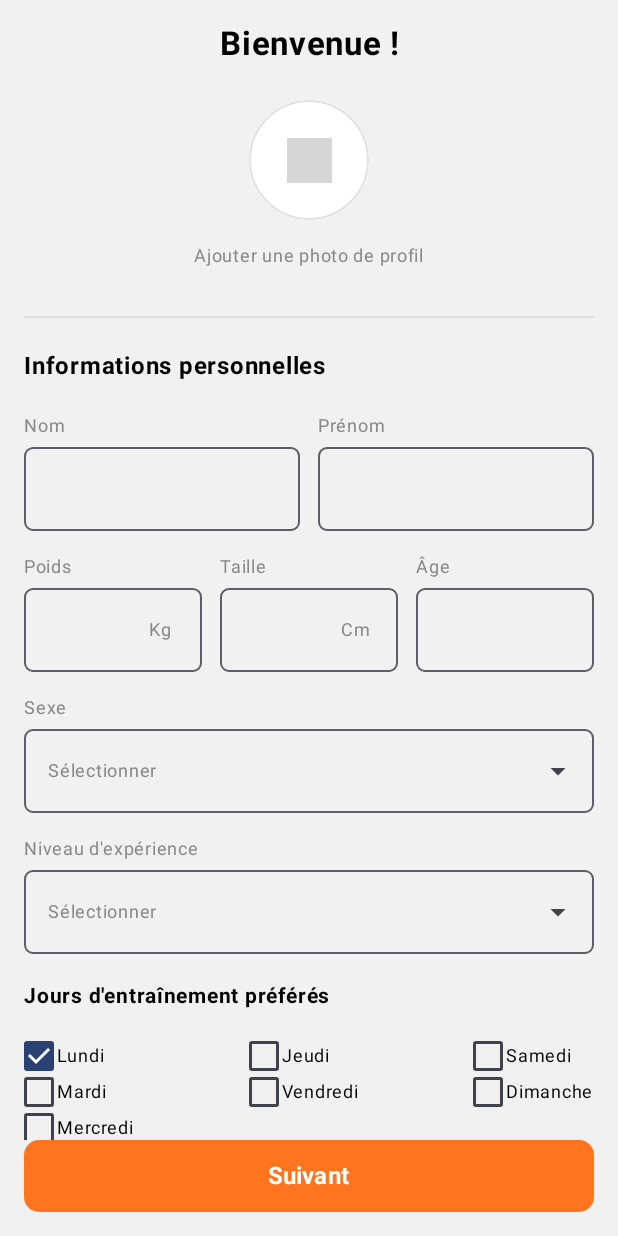
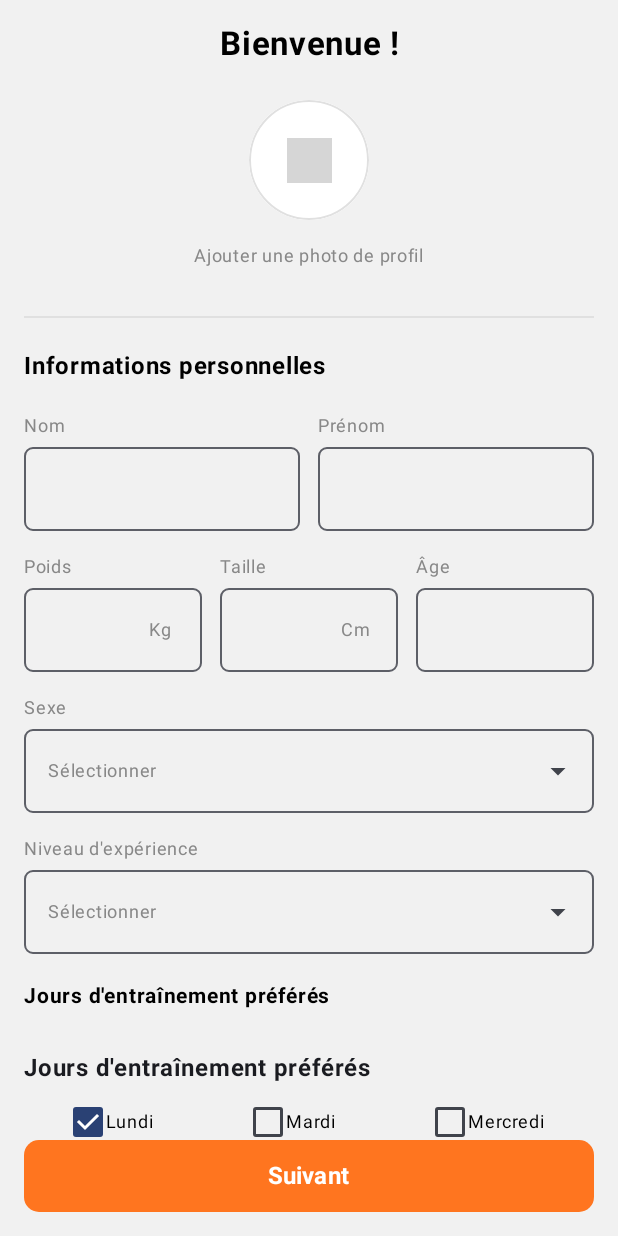
Before and after one commit to Kevendeuh/projet-marathon, an Android app built with Jetpack Compose: the screen it shows after launch (MainActivity), after a tap on "Lundi", on a phone screen of 412 x 824 dp. Run offline under Robolectric (Android 15) with nearby library versions, the phone set to English and light mode, and no system bars; our stand-ins replace Room's generated code; grey boxes are pictures that could not be loaded.

Commit message:
add logic front a back enregistrementScreen

```diff
--- a/app/src/main/java/com/example/pllrun/nav/AppNavigation.kt
+++ b/app/src/main/java/com/example/pllrun/nav/AppNavigation.kt
@@ -69,7 +69,8 @@ fun AppNavHost(
                 onSave = {
                     // Sauvegarder les infos et marquer l'utilisateur comme inscrit
                     isUserRegistered = true
-                }
+                },
+                viewModel = viewModel
             )
         }
         composable(route = AppScreen.Objectif.name) {
--- a/app/src/main/java/com/example/pllrun/screens/EnregistrementScreen.kt
+++ b/app/src/main/java/com/example/pllrun/screens/EnregistrementScreen.kt
@@ -46,11 +46,23 @@ import androidx.compose.ui.text.input.KeyboardType
 import androidx.compose.ui.text.style.TextAlign
 import androidx.compose.ui.unit.dp
 import androidx.compose.ui.unit.sp
+import com.example.pllrun.Classes.NiveauExperience
+import com.example.pllrun.Classes.Utilisateur
+import com.example.pllrun.Classes.JourSemaine
+
+
+import com.example.pllrun.Classes.TypeDecoupage
+import com.example.pllrun.Classes.Sexe
+import com.example.pllrun.InventaireViewModel
+
 import com.example.pllrun.R
+import java.time.LocalDate
+import kotlin.text.lowercase
 
 @OptIn(ExperimentalMaterial3Api::class)
 @Composable
 fun EnregistrementScreen(
+    viewModel: InventaireViewModel?,
     onNext: () -> Unit,
     onSave: () -> Unit
 ) {
@@ -70,6 +82,7 @@ fun EnregistrementScreen(
     var fcr by remember { mutableStateOf("") }
 
     // États pour les jours d'entraînement
+    var joursSelectionnes by remember { mutableStateOf(setOf<JourSemaine>()) }
     var lundi by remember { mutableStateOf(false) }
     var mardi by remember { mutableStateOf(false) }
     var mercredi by remember { mutableStateOf(false) }
@@ -83,8 +96,9 @@ fun EnregistrementScreen(
     var niveauExpanded by remember { mutableStateOf(false) }
 
     // Options pour les menus déroulants
-    val optionsSexe = listOf("Homme", "Femme", "Autre", "Non défini")
-    val optionsNiveau = listOf("Débutant", "Intermédiaire", "Avancé")
+    var sex by remember { mutableStateOf(Sexe.NON_SPECIFIE) }
+    var niveau by remember { mutableStateOf(NiveauExperience.DEBUTANT) }
+
 
     Column(
         modifier = Modifier
@@ -311,11 +325,11 @@ fun EnregistrementScreen(
                         expanded = sexeExpanded,
                         onDismissRequest = { sexeExpanded = false }
                     ) {
-                        optionsSexe.forEach { option ->
+                        Sexe.entries.forEach { option ->
                             DropdownMenuItem(
-                                text = { Text(option, fontSize = 14.sp) },
+                                text = { Text(option.toString(), fontSize = 14.sp) },
                                 onClick = {
-                                    sexe = option
+                                    sexe = option.name
                                     sexeExpanded = false
                                 }
                             )
@@ -360,11 +374,11 @@ fun EnregistrementScreen(
                         expanded = niveauExpanded,
                         onDismissRequest = { niveauExpanded = false }
                     ) {
-                        optionsNiveau.forEach { option ->
+                        NiveauExperience.entries.forEach { option ->
                             DropdownMenuItem(
-                                text = { Text(option, fontSize = 14.sp) },
+                                text = { Text(option.libelle, fontSize = 14.sp) },
                                 onClick = {
-                                    niveauExperience = option
+                                    niveauExperience = option.name
                                     niveauExpanded = false
                                 }
                             )
@@ -382,23 +396,39 @@ fun EnregistrementScreen(
                 modifier = Modifier.padding(vertical = 4.dp)
             )
 
-            // Checkboxes pour les jours de la semaine - disposition compacte
+            // --- Section Jours d'entraînement ---
+            Text(
+                "Jours d'entraînement préférés",
+                fontWeight = FontWeight.Bold,
+                modifier = Modifier.padding(top = 8.dp)
+            )
+
+            // Boucle pour générer les DayCheckbox
+            val jours = JourSemaine.entries.chunked(3) // Divise les 7 jours en groupes de 3
+            Column {
+                jours.forEach { rowItems ->
                     Row(
                         modifier = Modifier.fillMaxWidth(),
-                horizontalArrangement = Arrangement.SpaceBetween
+                        horizontalArrangement = Arrangement.SpaceAround
                     ) {
-                Column {
-                    DayCheckbox(day = "Lundi", checked = lundi, onCheckedChange = { lundi = it })
-                    DayCheckbox(day = "Mardi", checked = mardi, onCheckedChange = { mardi = it })
-                    DayCheckbox(day = "Mercredi", checked = mercredi, onCheckedChange = { mercredi = it })
+                        rowItems.forEach { day ->
+                            DayCheckbox(
+                                day = day,
+                                checked = joursSelectionnes.contains(day),
+                                onCheckedChange = { isChecked ->
+                                    joursSelectionnes = if (isChecked) {
+                                        joursSelectionnes + day
+                                    } else {
+                                        joursSelectionnes - day
                                     }
-                Column {
-                    DayCheckbox(day = "Jeudi", checked = jeudi, onCheckedChange = { jeudi = it })
-                    DayCheckbox(day = "Vendredi", checked = vendredi, onCheckedChange = { vendredi = it })
                                 }
-                Column {
-                    DayCheckbox(day = "Samedi", checked = samedi, onCheckedChange = { samedi = it })
-                    DayCheckbox(day = "Dimanche", checked = dimanche, onCheckedChange = { dimanche = it })
+                            )
+                        }
+                        // Pour aligner les colonnes si la dernière ligne n'a pas 3 jours
+                        if (rowItems.size < 3) {
+                            Spacer(modifier = Modifier.weight((3 - rowItems.size).toFloat()))
+                        }
+                    }
                 }
             }
 
@@ -559,12 +589,39 @@ fun EnregistrementScreen(
                 )
             }
         }
+
+    // --- Fonction de Sauvegarde ---
+    fun saveUser() {
+        // Calcul d'une date de naissance approximative à partir de l'âge
+        val calculatedBirthDate = age.toIntOrNull()?.let {
+            LocalDate.now().minusYears(it.toLong())
         }
+
+        viewModel?.addNewUtilisateur(
+            nom = nom,
+            prenom = prenom,
+            dateDeNaissance = calculatedBirthDate,
+            sexe = sex,
+            // On ne peut pas avoir poids et poidsCible, on utilise poidsCible comme poids initial pour l'exemple
+            poids = poidsCible.toDoubleOrNull() ?: 0.0,
+            // La taille n'est pas dans le formulaire, on met une valeur par défaut
+            taille = 0,
+            vma = vma.toDoubleOrNull(),
+            fcm = fcm.toIntOrNull(),
+            fcr = fcr.toIntOrNull(),
+            niveauExperience = niveau,
+            joursEntrainementDisponibles = joursSelectionnes.toList() // On convertit le Set en List
+        )
+    }
+    }
+
+
+
 
 // Composant réutilisable pour les checkboxes des jours
 @Composable
 fun DayCheckbox(
-    day: String,
+    day: JourSemaine,
     checked: Boolean,
     onCheckedChange: (Boolean) -> Unit
 ) {
@@ -579,7 +636,7 @@ fun DayCheckbox(
             modifier = Modifier.size(20.dp) // Taille réduite
         )
         Text(
-            text = day,
+            text = day.name.lowercase().replaceFirstChar { it.titlecase() },
             fontSize = 12.sp, // Réduit
             color = Color.Black,
             modifier = Modifier.padding(start = 2.dp) // Espacement réduit
```
Lines whose indentation alone changed are shown as unchanged.
